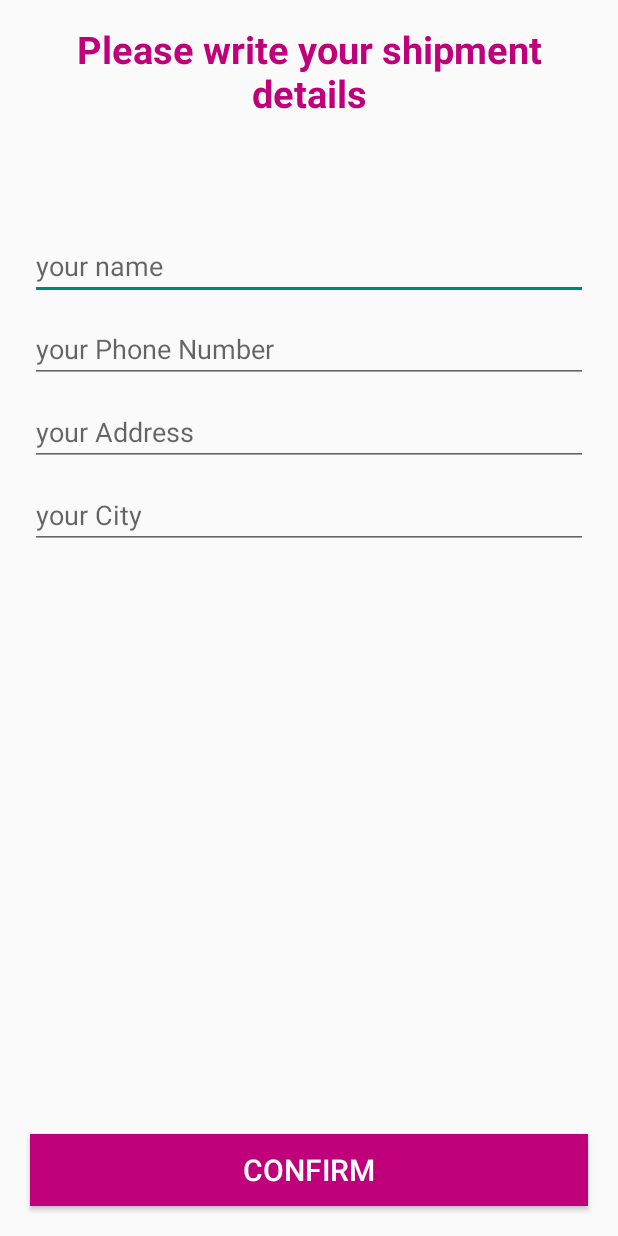
After one commit to hebaabdelwhab/eCommerce, an Android app: the ConfirmFinalOrderActivity screen opened directly, with no data from a screen before it, on a phone screen of 412 x 824 dp. The commit adds this screen. Run offline under Robolectric (Android 15) with nearby library versions, the phone set to English and light mode, and no system bars.

Commit message:
confirmCard

```diff
--- a/app/src/main/AndroidManifest.xml
+++ b/app/src/main/AndroidManifest.xml
@@ -12,7 +12,8 @@
         android:roundIcon="@mipmap/ic_launcher_round"
         android:supportsRtl="true"
         android:theme="@style/Theme.ECommerce">
-        <activity android:name=".CartActivity"></activity>
+        <activity android:name=".ConfirmFinalOrderActivity"></activity>
+        <activity android:name=".CartActivity" />
         <activity android:name=".ProductDetailsActivity" />
         <activity android:name=".SettingsActivity" />
         <activity
--- /dev/null
+++ b/app/src/main/java/com/example/ecommerce/ConfirmFinalOrderActivity.java
@@ -0,0 +1,26 @@
+package com.example.ecommerce;
+
+import androidx.appcompat.app.AppCompatActivity;
+
+import android.os.Bundle;
+import android.widget.Button;
+import android.widget.EditText;
+
+public class ConfirmFinalOrderActivity extends AppCompatActivity {
+    private  EditText nameEditText , PhoneEditText , AddressEditText , CityEditText;
+    private Button ConfirmBtn;
+    private  String TotalPrice ="";
+     @Override
+    protected void onCreate(Bundle savedInstanceState) {
+        super.onCreate(savedInstanceState);
+        setContentView(R.layout.activity_confirm_final_order);
+        //Step[1]
+         TotalPrice = getIntent().getStringExtra("Total Price");
+         nameEditText = findViewById(R.id.shippment_name);
+         PhoneEditText = findViewById(R.id.shippment_PhoneNumber);
+         AddressEditText = findViewById(R.id.shippment_Address);
+         CityEditText = findViewById(R.id.shippment_City_name);
+         ConfirmBtn = findViewById(R.id.Confirm_final_order_btn);
+         //Step[2]
+    }
+}
--- a/app/src/main/java/com/example/ecommerce/ProductDetailsActivity.java
+++ b/app/src/main/java/com/example/ecommerce/ProductDetailsActivity.java
@@ -91,7 +91,7 @@ public class ProductDetailsActivity extends AppCompatActivity {
         cartMap.put("time",saveCurrentTime);
         cartMap.put("quantity",count);
         cartMap.put("discount","");
-        cartListRef.child("User View").child(Prevalent.currentOnlineUser.getPhone()).child("Products").child(productId).updateChildren(cartMap).addOnCompleteListener(new OnCompleteListener<Void>() {
+        cartListRef.child("User View").child(Prevalent.currentOnlineUser.getPhone()).child("Product").child(productId).updateChildren(cartMap).addOnCompleteListener(new OnCompleteListener<Void>() {
             @Override
             public void onComplete(@NonNull @NotNull Task<Void> task) {
                 if(task.isSuccessful())
--- a/app/src/main/java/com/example/ecommerce/ViewHolder/CartViewHolder.java
+++ b/app/src/main/java/com/example/ecommerce/ViewHolder/CartViewHolder.java
@@ -1,4 +1,5 @@
 package com.example.ecommerce.ViewHolder;
+
 import android.view.View;
 import android.widget.TextView;
 import androidx.annotation.NonNull;
@@ -7,11 +8,11 @@ import com.example.ecommerce.Interface.ItemClickListner;
 import com.example.ecommerce.R;
 import org.jetbrains.annotations.NotNull;
 
-public class CartViewHolder  extends RecyclerView.ViewHolder implements View.OnClickListener{
+public class CartViewHolder  extends RecyclerView.ViewHolder implements View.OnClickListener {
     public TextView txtProductName ,txtProductPrice ,txtProductQuantity ;
     private ItemClickListner itemClickListner;
 
-    public CartViewHolder(@NonNull @NotNull View itemView) {
+    public CartViewHolder(@NonNull View itemView) {
         super(itemView);
         txtProductName = itemView.findViewById(R.id.Cart_Product_name);
         txtProductPrice = itemView.findViewById(R.id.Cart_Product_Price);
--- a/app/src/main/res/layout/activity_cart.xml
+++ b/app/src/main/res/layout/activity_cart.xml
@@ -28,7 +28,7 @@
         android:layout_height="match_parent"
         android:layout_below="@+id/RL11"
         android:layout_above="@+id/next_Process_btn"
-        />
+        ></androidx.recyclerview.widget.RecyclerView>
     <Button
         android:id="@+id/next_Process_btn"
         android:layout_width="match_parent"
--- /dev/null
+++ b/app/src/main/res/layout/activity_confirm_final_order.xml
@@ -0,0 +1,67 @@
+<?xml version="1.0" encoding="utf-8"?>
+<RelativeLayout xmlns:android="http://schemas.android.com/apk/res/android"
+    xmlns:app="http://schemas.android.com/apk/res-auto"
+    xmlns:tools="http://schemas.android.com/tools"
+    android:layout_width="match_parent"
+    android:layout_height="match_parent"
+    tools:context=".ConfirmFinalOrderActivity">
+    <TextView
+        android:id="@+id/txt"
+        android:layout_width="match_parent"
+        android:layout_height="wrap_content"
+        android:text="Please write your shipment details"
+        android:textSize="25dp"
+        android:textColor="@color/colorPrimary"
+        android:layout_margin="15dp"
+        android:textAlignment="center"
+        android:textStyle="bold"
+        />
+    <EditText
+        android:id="@+id/shippment_name"
+        android:layout_width="match_parent"
+        android:layout_height="wrap_content"
+        android:layout_below="@+id/txt"
+        android:layout_marginTop="60dp"
+        android:layout_marginLeft="20dp"
+        android:layout_marginRight="20dp"
+        android:hint="your name"/>
+    <EditText
+        android:id="@+id/shippment_PhoneNumber"
+        android:layout_width="match_parent"
+        android:layout_height="wrap_content"
+        android:layout_below="@+id/shippment_name"
+        android:layout_marginTop="10dp"
+        android:layout_marginLeft="20dp"
+        android:layout_marginRight="20dp"
+        android:inputType="number"
+        android:hint="your Phone Number"/>
+    <EditText
+        android:id="@+id/shippment_Address"
+        android:layout_width="match_parent"
+        android:layout_height="wrap_content"
+        android:layout_below="@+id/shippment_PhoneNumber"
+        android:layout_marginTop="10dp"
+        android:layout_marginLeft="20dp"
+        android:layout_marginRight="20dp"
+        android:hint="your Address"/>
+    <EditText
+        android:id="@+id/shippment_City_name"
+        android:layout_width="match_parent"
+        android:layout_height="wrap_content"
+        android:layout_below="@+id/shippment_Address"
+        android:layout_marginTop="10dp"
+        android:layout_marginLeft="20dp"
+        android:layout_marginRight="20dp"
+        android:hint="your City"/>
+      <Button
+          android:id="@+id/Confirm_final_order_btn"
+          android:layout_width="match_parent"
+          android:layout_height="wrap_content"
+          android:layout_alignParentBottom="true"
+          android:layout_margin="20dp"
+          android:text="Confirm"
+          android:background="@color/colorPrimary"
+          android:textColor="@color/white"
+             android:textSize="20dp"
+          />
+</RelativeLayout>
--- a/app/src/main/res/layout/cart_items_layout.xml
+++ b/app/src/main/res/layout/cart_items_layout.xml
@@ -5,8 +5,7 @@
     android:layout_width="match_parent"
     android:layout_height="wrap_content"
     android:layout_margin="10dp"
-    app:cardElevation="15dp"
-    >
+    app:cardElevation="15dp">
     <RelativeLayout
         android:layout_width="match_parent"
         android:layout_height="match_parent"
```
Also changed, not shown: app/src/main/java/com/example/ecommerce/CartActivity.java (+84 -18 lines), app/src/main/java/com/example/ecommerce/Models/Cart.java (+8 -5 lines).
